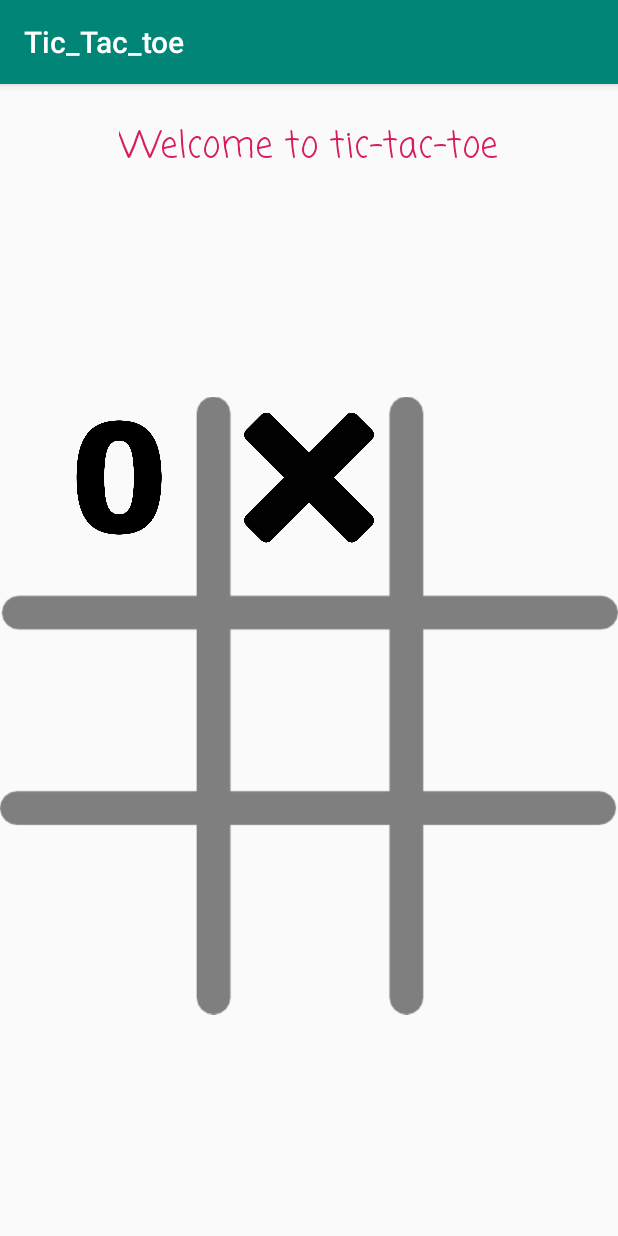
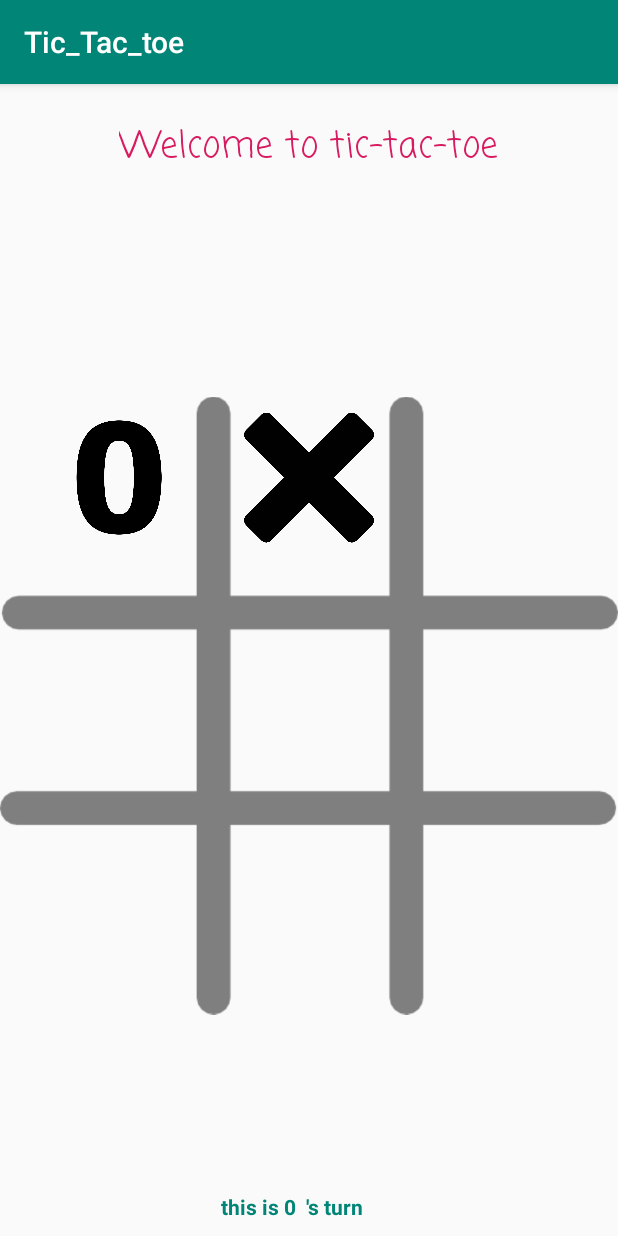
Before and after one commit to TakshPanchal/TicTacToeA, an Android app: the screen it shows after launch (MainActivity), after a tap on an icon or button, on a phone screen of 412 x 824 dp. Run offline under Robolectric (Android 15) with nearby library versions, the phone set to English and light mode, and no system bars; 1 other tap on this screen came first.

Commit message:
added status bar

```diff
--- a/app/src/main/java/com/example/tic_tac_toe/MainActivity.java
+++ b/app/src/main/java/com/example/tic_tac_toe/MainActivity.java
@@ -14,8 +14,10 @@ import androidx.appcompat.app.AppCompatActivity;
 import android.os.Bundle;
 import android.view.View;
 import android.widget.ImageView;
+import android.widget.TextView;
 
 public class MainActivity extends AppCompatActivity {
+
 
 int playerState = 0;
 //stateOfButtons
@@ -23,15 +25,17 @@ int playerState = 0;
 //    1 - X
 //    2 - null
     int[] state = {2,2,2,2,2,2,2,2,2};
-//    int[][] win = {{0,1,2},{3,4,5},{6,7,8},
-//                    {0,3,6},{1,4,7},{2,5,8},
-//                    {3,6,9}};
+    int[][] win = {{0,1,2},{3,4,5},{6,7,8},
+                    {0,3,6},{1,4,7},{2,5,8},
+                    {0,4,8},{2,4,6}};
 
     public void tapped(View view)
     {  ImageView img =(ImageView) view;
-
+        TextView status = findViewById(R.id.status) ;
+        status.setText("this is O 's turn ");
         int tappedTag = Integer.parseInt(img.getTag().toString());
        //display 0 and X
+
         if(state[tappedTag] == 2)
         {
 
@@ -41,19 +45,23 @@ int playerState = 0;
               playerState = 1 ;
               state[tappedTag] = 0;
               img.setImageResource(R.drawable.o);
+                status.setText("this is X  's turn ");
             }
             else { playerState = 0;
                 state[tappedTag] = 1;
+                status.setText("this is 0  's turn ");
               img.setImageResource(R.drawable.x);
                  }
 
 
         }
+//checking the winning one
 
     }
 
     @Override
     protected void onCreate(Bundle savedInstanceState) {
+
         super.onCreate(savedInstanceState);
         setContentView(R.layout.activity_main);
     }
--- a/app/src/main/res/layout/activity_main.xml
+++ b/app/src/main/res/layout/activity_main.xml
@@ -24,7 +24,7 @@
         android:id="@+id/grid"
         android:layout_width="0dp"
         android:layout_height="0dp"
-        android:contentDescription="main greed"
+        android:contentDescription="@string/status"
         app:layout_constraintBottom_toBottomOf="parent"
         app:layout_constraintEnd_toEndOf="parent"
         app:layout_constraintStart_toStartOf="parent"
@@ -149,4 +149,17 @@
         </LinearLayout>
 
     </LinearLayout>
+
+    <TextView
+        android:id="@+id/status"
+        android:layout_width="wrap_content"
+        android:layout_height="wrap_content"
+        android:layout_marginBottom="10sp"
+        android:hint="0  player starts 1st"
+        android:textColor="@color/colorPrimary"
+        android:textStyle="bold"
+        app:layout_constraintBottom_toBottomOf="@+id/grid"
+        app:layout_constraintEnd_toEndOf="parent"
+        app:layout_constraintStart_toStartOf="parent" />
+
 </androidx.constraintlayout.widget.ConstraintLayout>
--- a/app/src/main/res/values/strings.xml
+++ b/app/src/main/res/values/strings.xml
@@ -1,4 +1,5 @@
 <resources>
     <string name="app_name">Tic_Tac_toe</string>
     <string name="heading">Welcome to tic-tac-toe</string>
+    <string name="status">statusBar</string>
 </resources>
```
